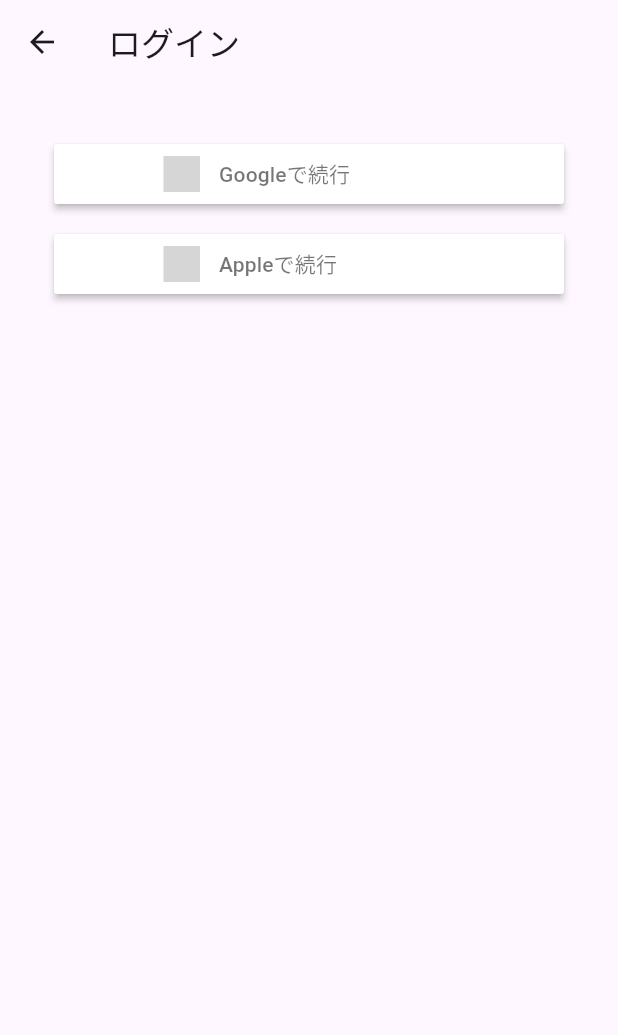
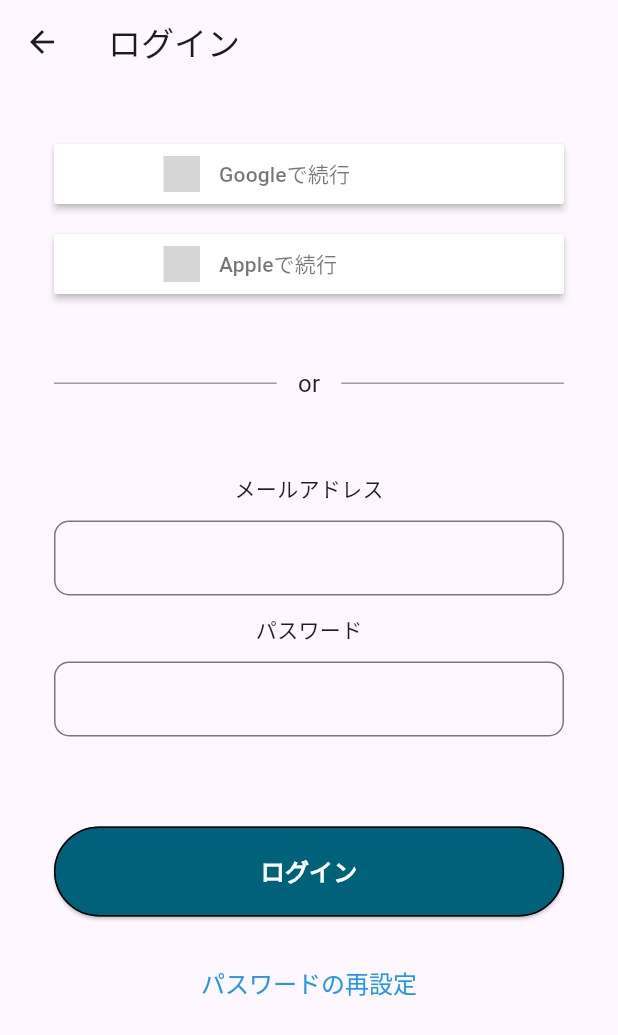
Before and after one commit to hinata2145/Easy_app, a Flutter app: the LoginPage screen opened directly, on a phone screen of 412 x 824 dp. Shown: the top 1035 px of the screen. Run offline on Flutter 3.47's test engine with Material 3 defaults, Android fonts, the phone set to English and light mode, and no system bars; drawn by our look-alikes of sign_in_button; grey boxes are pictures that could not be loaded.

Commit message:
ボタンと入力フォームの追加

```diff
--- a/lib/login_page.dart
+++ b/lib/login_page.dart
@@ -1,4 +1,5 @@
 import 'package:easy_app/component/common_button.dart';
+import 'package:easy_app/component/input_form.dart';
 import 'package:easy_app/home_page.dart';
 import 'package:flutter/gestures.dart';
 import 'package:flutter/material.dart';
@@ -36,7 +37,77 @@
                   Buttons.apple,
                   text: "Appleで続行",
                   onPressed: () {},
-                  )),
+                ),
+              ),
+              SizedBox(height: 48),
+              Column(
+                mainAxisAlignment: MainAxisAlignment.start,
+                children: [
+                  Padding(
+                    padding: const EdgeInsets.symmetric(horizontal: 36),
+                    child: Row(
+                      mainAxisAlignment: MainAxisAlignment.center,
+                      children: [
+                        Expanded(
+                          child: Container(
+                            height: 1,
+                            color: Colors.grey,
+                          ),
+                        ),
+                        const Padding(
+                          padding: EdgeInsets.symmetric(horizontal: 14),
+                          child: Text(
+                            'or',
+                            style: TextStyle(fontSize: 16),
+                          ),
+                        ),
+                        Expanded(
+                          child: Container(
+                            height: 1,
+                            color: Colors.grey,
+                          ),
+                        ),
+                      ],
+                    ),
+                  ),
+                  SizedBox(height: 48),
+                  Text('メールアドレス'),
+                  SizedBox(height: 12),
+                  InputForm(),
+                  SizedBox(height: 12),
+                  Text('パスワード'),
+                  SizedBox(height: 12),
+                  InputForm(),
+                  SizedBox(height: 60),
+                  CommonButton(
+                    text: 'ログイン',
+                    onpressed: () {
+                      Navigator.push(
+                        context,
+                        MaterialPageRoute(
+                            builder: (context) => const HomePage()),
+                      );
+                    },
+                  ),
+                  const SizedBox(
+                    height: 32,
+                  ),
+                  RichText(
+                    text: TextSpan(
+                      text: "パスワードの再設定",
+                      style: const TextStyle(color: Colors.blue, fontSize: 16),
+                      recognizer: TapGestureRecognizer()
+                        ..onTap = () {
+                          Navigator.push(
+                            context,
+                            MaterialPageRoute(
+                                builder: (context) => const LoginPage()),
+                          );
+                        },
+                    ),
+                  ),
+                ],
+              ),
             ],
           ),
         ),
```
Lines whose indentation alone changed are shown as unchanged.
